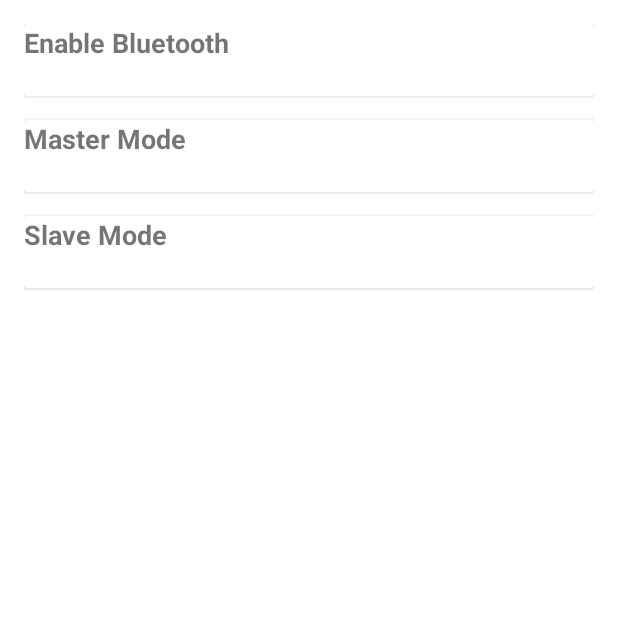
After one commit to NaddeA/Mobile-App, an Android app built with Jetpack Compose: the BluetoothSettingsActivity screen opened directly, with no data from a screen before it, on a phone screen of 412 x 824 dp, the top half of it. The commit adds this screen. Run offline under Robolectric (Android 15) with nearby library versions, the phone set to English and light mode, and no system bars.

Commit message:
Add Bluetooth functionality with Master and Slave mode options

```diff
--- a/app/src/main/AndroidManifest.xml
+++ b/app/src/main/AndroidManifest.xml
@@ -2,6 +2,9 @@
 <manifest xmlns:android="http://schemas.android.com/apk/res/android"
     xmlns:tools="http://schemas.android.com/tools">
 
+    <uses-permission android:name="android.permission.BLUETOOTH" />
+    <uses-permission android:name="android.permission.BLUETOOTH_ADMIN" />
+    <uses-permission android:name="android.permission.BLUETOOTH_CONNECT" />
     <application
         android:allowBackup="true"
         android:dataExtractionRules="@xml/data_extraction_rules"
@@ -23,6 +26,9 @@
                 <category android:name="android.intent.category.LAUNCHER" />
             </intent-filter>
         </activity>
+        <activity android:name=".BluetoothSettingsActivity" />
+
+        <activity android:name=".SensorDetailActivity" />
     </application>
 
 </manifest>
--- /dev/null
+++ b/app/src/main/java/com/example/mobileapp_project/BluetoothSettingsActivity.kt
@@ -0,0 +1,64 @@
+package com.example.mobileapp_project
+
+import android.app.Activity
+import android.bluetooth.BluetoothAdapter
+import android.content.Intent
+import android.os.Bundle
+import android.view.View
+import android.widget.Toast
+import androidx.activity.result.ActivityResultLauncher
+import androidx.activity.result.contract.ActivityResultContracts
+import androidx.appcompat.app.AppCompatActivity
+
+class BluetoothSettingsActivity : AppCompatActivity() {
+
+    private val bluetoothAdapter: BluetoothAdapter? by lazy { BluetoothAdapter.getDefaultAdapter() }
+    private lateinit var enableBluetoothLauncher: ActivityResultLauncher<Intent>
+
+    override fun onCreate(savedInstanceState: Bundle?) {
+        super.onCreate(savedInstanceState)
+        setContentView(R.layout.activity_bluetooth_settings)
+
+        // Check if the device supports Bluetooth
+        if (bluetoothAdapter == null) {
+            Toast.makeText(this, "Bluetooth is not supported on this device", Toast.LENGTH_LONG).show()
+        }
+
+        // Initialize the ActivityResultLauncher to enable Bluetooth
+        enableBluetoothLauncher = registerForActivityResult(
+            ActivityResultContracts.StartActivityForResult()
+        ) { result ->
+            if (result.resultCode == Activity.RESULT_OK) {
+                Toast.makeText(this, "Bluetooth enabled", Toast.LENGTH_SHORT).show()
+            } else {
+                Toast.makeText(this, "Bluetooth enabling was cancelled", Toast.LENGTH_SHORT).show()
+            }
+        }
+    }
+
+    // Function to handle the click event for enabling Bluetooth
+    fun onEnableBluetoothClicked(view: View) {
+        if (bluetoothAdapter != null) {
+            if (!bluetoothAdapter!!.isEnabled) {
+                val enableBtIntent = Intent(BluetoothAdapter.ACTION_REQUEST_ENABLE)
+                enableBluetoothLauncher.launch(enableBtIntent)
+            } else {
+                Toast.makeText(this, "Bluetooth is already enabled", Toast.LENGTH_SHORT).show()
+            }
+        } else {
+            Toast.makeText(this, "Bluetooth is not supported on this device", Toast.LENGTH_LONG).show()
+        }
+    }
+
+    // Function to handle the click event for Master Mode
+    fun onMasterModeClicked(view: View) {
+        // Logic to set device in Master Mode (Placeholder implementation)
+        Toast.makeText(this, "Master mode activated", Toast.LENGTH_SHORT).show()
+    }
+
+    // Function to handle the click event for Slave Mode
+    fun onSlaveModeClicked(view: View) {
+        // Logic to set device in Slave Mode (Placeholder implementation)
+        Toast.makeText(this, "Slave mode activated", Toast.LENGTH_SHORT).show()
+    }
+}
--- a/app/src/main/java/com/example/mobileapp_project/SensorItem.kt
+++ b/app/src/main/java/com/example/mobileapp_project/SensorItem.kt
@@ -3,5 +3,6 @@ package com.example.mobileapp_project
 data class SensorItem(
     val title: String,
     val description: String,
-    val icon: Int
+    val icon: Int,
+    val type: Int
 )
--- /dev/null
+++ b/app/src/main/res/layout/activity_bluetooth_settings.xml
@@ -0,0 +1,67 @@
+<?xml version="1.0" encoding="utf-8"?>
+<LinearLayout xmlns:android="http://schemas.android.com/apk/res/android"
+    android:layout_width="match_parent"
+    android:layout_height="match_parent"
+    android:orientation="vertical"
+    android:padding="16dp">
+
+    <!-- Enable Bluetooth Card -->
+    <androidx.cardview.widget.CardView
+        android:id="@+id/enableBluetoothCard"
+        android:layout_width="match_parent"
+        android:layout_height="wrap_content"
+        android:layout_marginBottom="16dp"
+        android:elevation="4dp"
+        android:padding="16dp"
+        android:minHeight="48dp"
+        android:onClick="onEnableBluetoothClicked">
+
+        <!-- Text for Enable Bluetooth -->
+        <TextView
+            android:layout_width="wrap_content"
+            android:layout_height="wrap_content"
+            android:text="@string/enable_bluetooth_text"
+            android:textSize="18sp"
+            android:textStyle="bold" />
+    </androidx.cardview.widget.CardView>
+
+    <!-- Master Mode Card -->
+    <androidx.cardview.widget.CardView
+        android:id="@+id/masterModeCard"
+        android:layout_width="match_parent"
+        android:layout_height="wrap_content"
+        android:layout_marginBottom="16dp"
+        android:elevation="4dp"
+        android:padding="16dp"
+        android:minHeight="48dp"
+        android:onClick="onMasterModeClicked">
+
+        <!-- Text for Master Mode -->
+        <TextView
+            android:layout_width="wrap_content"
+            android:layout_height="wrap_content"
+            android:text="@string/master_mode_text"
+            android:textSize="18sp"
+            android:textStyle="bold" />
+    </androidx.cardview.widget.CardView>
+
+    <!-- Slave Mode Card -->
+    <androidx.cardview.widget.CardView
+        android:id="@+id/slaveModeCard"
+        android:layout_width="match_parent"
+        android:layout_height="wrap_content"
+        android:elevation="4dp"
+        android:padding="16dp"
+        android:minHeight="48dp"
+        android:onClick="onSlaveModeClicked">
+
+        <!-- Text for Slave Mode -->
+        <TextView
+            android:layout_width="wrap_content"
+            android:layout_height="wrap_content"
+            android:text="@string/slave_mode_text"
+            android:textSize="18sp"
+            android:textStyle="bold" />
+    </androidx.cardview.widget.CardView>
+
+</LinearLayout>
--- a/app/src/main/res/values/strings.xml
+++ b/app/src/main/res/values/strings.xml
@@ -1,3 +1,6 @@
 <resources>
     <string name="app_name">Mobile App-project</string>
+    <string name="enable_bluetooth_text">Enable Bluetooth</string>
+    <string name="master_mode_text">Master Mode</string>
+    <string name="slave_mode_text">Slave Mode</string>
 </resources>
```
Also changed, not shown: app/src/main/java/com/example/mobileapp_project/MainActivity.kt (+25 -5 lines), app/src/main/java/com/example/mobileapp_project/SensorAdapter.kt (+10 -3 lines), app/src/main/java/com/example/mobileapp_project/SensorDetailActivity.kt (added, +75 -0 lines), app/src/main/res/layout/activity_main.xml (+8 -0 lines), app/src/main/res/layout/activity_sensor_detail.xml (added, +27 -0 lines), app/src/main/res/drawable/bluetooth.png (added), app/src/main/res/drawable/master.png (added), app/src/main/res/drawable/slave.png (added).
